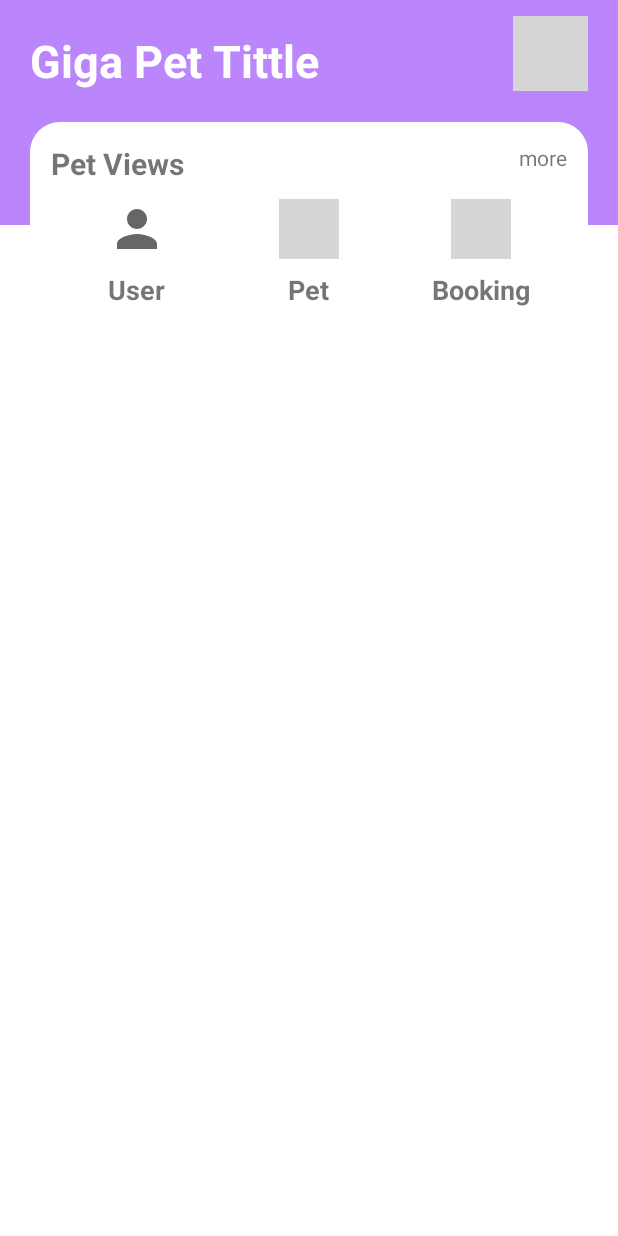
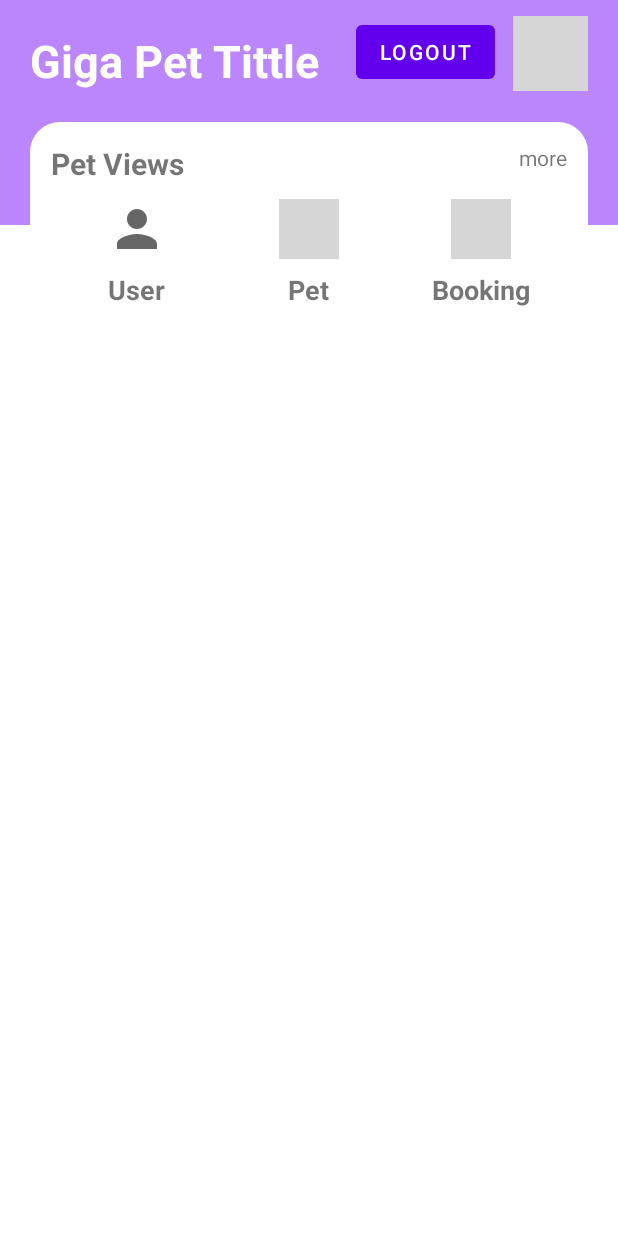
Before and after one commit to tuankun-279/newProject4, an Android app: the AdminActivity screen opened directly, with no data from a screen before it, on a phone screen of 412 x 824 dp. Run offline under Robolectric (Android 15) with nearby library versions, the phone set to English and light mode, and no system bars; our stand-ins replace Firebase (no records; nobody signed in at launch, a user with empty details on screens opened directly); libraries missing offline, so code that uses them is left out: com.journeyapps.barcodescanner; Roboto replaces fonts that are not available here; grey boxes are pictures that could not be loaded.

Commit message:
tuan update 16/8

```diff
--- a/ProjectPetCare_4_8_2022_8H58/app/src/main/java/tuan/aprotrain/projectpetcare/activities/AdminActivity.java
+++ b/ProjectPetCare_4_8_2022_8H58/app/src/main/java/tuan/aprotrain/projectpetcare/activities/AdminActivity.java
@@ -1,19 +1,28 @@
 package tuan.aprotrain.projectpetcare.activities;
 
+import androidx.activity.result.ActivityResultLauncher;
 import androidx.annotation.NonNull;
+import androidx.appcompat.app.AlertDialog;
 import androidx.appcompat.app.AppCompatActivity;
 
+import android.content.DialogInterface;
+import android.content.Intent;
 import android.os.Bundle;
+import android.view.MotionEvent;
 import android.view.View;
+import android.widget.Button;
 import android.widget.ImageView;
 import android.widget.ListAdapter;
 import android.widget.ListView;
 
+import com.google.firebase.auth.FirebaseAuth;
 import com.google.firebase.database.DataSnapshot;
 import com.google.firebase.database.DatabaseError;
 import com.google.firebase.database.DatabaseReference;
 import com.google.firebase.database.FirebaseDatabase;
 import com.google.firebase.database.ValueEventListener;
+import com.journeyapps.barcodescanner.ScanContract;
+import com.journeyapps.barcodescanner.ScanOptions;
 
 import java.util.ArrayList;
 import java.util.List;
@@ -23,6 +32,7 @@ import tuan.aprotrain.projectpetcare.Adapter.PetManagerAdapter;
 import tuan.aprotrain.projectpetcare.Adapter.UserManagerAdapter;
 import tuan.aprotrain.projectpetcare.R;
 import tuan.aprotrain.projectpetcare.entity.Booking;
+import tuan.aprotrain.projectpetcare.entity.CaptureAct;
 import tuan.aprotrain.projectpetcare.entity.Pet;
 import tuan.aprotrain.projectpetcare.entity.Service;
 import tuan.aprotrain.projectpetcare.entity.User;
@@ -38,6 +48,8 @@ public class AdminActivity extends AppCompatActivity {
     protected void onCreate(Bundle savedInstanceState) {
         super.onCreate(savedInstanceState);
         setContentView(R.layout.activity_admin);
+
+        Button button = findViewById(R.id.logoutBtn);
 
         listView = findViewById(R.id.listView);
         usersList = new ArrayList<>();
@@ -137,12 +149,47 @@ public class AdminActivity extends AppCompatActivity {
                 });
             }
         });
+        button.setOnClickListener(new View.OnClickListener() {
+            @Override
+            public void onClick(View v) {
+                FirebaseAuth.getInstance().signOut();
+                startActivity(new Intent(AdminActivity.this, LoginActivity.class));
+            }
+        });
 
 //        one=findViewById(R.id.clientsClick);
 //        two=findViewById(R.id.LayoutFollowing);
 //        three=findViewById(R.id.LayoutImpacted);
 //
 //        one.onTouchEvent(new )
+        final ImageView scan_QrCode = (ImageView) findViewById(R.id.scan_QrCode);
+        scan_QrCode.setOnClickListener(new View.OnClickListener() {
+            @Override
+            public void onClick(View v) {
+                scanCode();
+            }
+        });
+    }
+    private void scanCode() {
+        ScanOptions options = new ScanOptions();
+        options.setPrompt("Volume up to flash on");
+        options.setBeepEnabled(true);
+        options.setOrientationLocked(true);
+        options.setCaptureActivity(CaptureAct.class);
+        barLaucher.launch(options);
+    }
 
-    }
+    ActivityResultLauncher<ScanOptions> barLaucher = registerForActivityResult(new ScanContract(), result -> {
+        if(result.getContents() != null){
+            AlertDialog.Builder builder = new AlertDialog.Builder(getApplicationContext());
+            builder.setTitle("Result");
+            builder.setMessage(result.getContents());
+            builder.setPositiveButton("OK", new DialogInterface.OnClickListener() {
+                @Override
+                public void onClick(DialogInterface dialogInterface, int i) {
+                    dialogInterface.dismiss();
+                }
+            }).show();
+        }
+    });
 }
--- a/ProjectPetCare_4_8_2022_8H58/app/src/main/java/tuan/aprotrain/projectpetcare/activities/LoginActivity.java
+++ b/ProjectPetCare_4_8_2022_8H58/app/src/main/java/tuan/aprotrain/projectpetcare/activities/LoginActivity.java
@@ -238,11 +238,11 @@ public class LoginActivity extends AppCompatActivity {
                                 public void onDataChange(@NonNull DataSnapshot snapshot) {
                                     switch (snapshot.child("userRole").getValue(String.class)) {
                                         case "user":
-                                            startActivity(new Intent(LoginActivity.this, BookingHistoryActivity.class));
+                                            startActivity(new Intent(LoginActivity.this, MainActivity.class));
                                             //startActivity(new Intent(LoginActivity.this, MainActivity.class));
                                             break;
                                         case "admin":
-                                            //startActivity(new Intent(LoginActivity.this, MainActivity.class));
+                                            startActivity(new Intent(LoginActivity.this, AdminActivity.class));
                                             break;
                                         default:
                                             break;
--- a/ProjectPetCare_4_8_2022_8H58/app/src/main/java/tuan/aprotrain/projectpetcare/activities/RegisterActivity.java
+++ b/ProjectPetCare_4_8_2022_8H58/app/src/main/java/tuan/aprotrain/projectpetcare/activities/RegisterActivity.java
@@ -231,7 +231,7 @@ public class RegisterActivity extends AppCompatActivity {
                     @Override
                     public void onComplete(@NonNull @NotNull Task<AuthResult> task) {
                         if (task.isSuccessful()) {
-                            user = new User(FirebaseAuth.getInstance().getCurrentUser().getUid(), email.toLowerCase(), "user");
+                            user = new User(FirebaseAuth.getInstance().getCurrentUser().getUid(), email.toLowerCase(), "admin");
                             referenceUsers.child(FirebaseAuth.getInstance().getCurrentUser().getUid()).setValue(user);
                             Toast.makeText(RegisterActivity.this, "User registered successfully", Toast.LENGTH_SHORT).show();
                             startActivity(new Intent(getApplicationContext(), LoginActivity.class));
--- /dev/null
+++ b/ProjectPetCare_4_8_2022_8H58/app/src/main/java/tuan/aprotrain/projectpetcare/entity/CaptureAct.java
@@ -0,0 +1,6 @@
+package tuan.aprotrain.projectpetcare.entity;
+
+import com.journeyapps.barcodescanner.CaptureActivity;
+
+public class CaptureAct extends CaptureActivity {
+}
--- a/ProjectPetCare_4_8_2022_8H58/app/src/main/res/layout/activity_admin.xml
+++ b/ProjectPetCare_4_8_2022_8H58/app/src/main/res/layout/activity_admin.xml
@@ -30,6 +30,7 @@
         app:layout_constraintTop_toTopOf="parent" />
 
     <androidx.appcompat.widget.AppCompatImageView
+        android:id="@+id/scan_QrCode"
         android:layout_width="50dp"
         android:layout_height="50dp"
         android:layout_marginTop="20dp"
@@ -39,7 +40,8 @@
         app:layout_constraintBottom_toBottomOf="@+id/textTitle"
         app:layout_constraintEnd_toEndOf="parent"
         app:layout_constraintTop_toTopOf="@id/textTitle"
-        app:layout_constraintVertical_bias="1.0" />
+        app:layout_constraintVertical_bias="1.0"
+        android:clickable="true"/>
 
     <com.google.android.material.card.MaterialCardView
         android:id="@+id/cardHeader"
@@ -202,5 +204,17 @@
         </LinearLayout>
 
     </ScrollView>
+    <Button
+        android:id="@+id/logoutBtn"
+        android:layout_width="wrap_content"
+        android:layout_height="wrap_content"
+        android:text="Logout"
+        app:layout_constraintBottom_toTopOf="@+id/cardHeader"
+        app:layout_constraintEnd_toEndOf="parent"
+        app:layout_constraintHorizontal_bias="0.744"
+        app:layout_constraintStart_toStartOf="parent"
+        app:layout_constraintTop_toTopOf="@+id/viewheaderBackground"
+        app:layout_constraintVertical_bias="0.323" />
+
 
 </androidx.constraintlayout.widget.ConstraintLayout>
--- a/ProjectPetCare_4_8_2022_8H58/app/src/main/res/values/strings.xml
+++ b/ProjectPetCare_4_8_2022_8H58/app/src/main/res/values/strings.xml
@@ -40,12 +40,16 @@
     <string name="navigation_drawer_close">Close navigation drawer</string>
     <string name="nav_header_title">Android Studio</string>
     <string name="nav_header_subtitle">android.studio@android.com</string>
+    <string name="nav_booking_history">Booking History</string>
     <string name="nav_header_desc">Navigation header</string>
     <string name="action_settings">Settings</string>
+
 
     <string name="menu_home">Home</string>
     <string name="menu_gallery">Gallery</string>
     <string name="menu_slideshow">Slideshow</string>
     <string name="menu_share">Share</string>
     <string name="menu_send">Send</string>
+    <string name="menu_log_out">Log Out</string>
+    <!--    <string name="menu_log_out">Log Out</string>-->
 </resources>
```
Also changed, not shown: ProjectPetCare_4_8_2022_8H58/app/src/main/AndroidManifest.xml (+14 -15 lines), ProjectPetCare_4_8_2022_8H58/app/src/main/java/tuan/aprotrain/projectpetcare/Adapter/BookingHistoryAdapter.java (+44 -32 lines), ProjectPetCare_4_8_2022_8H58/app/src/main/java/tuan/aprotrain/projectpetcare/Fragment/booking_history/BookingHistoryFragment.java (added, +122 -0 lines), ProjectPetCare_4_8_2022_8H58/app/src/main/java/tuan/aprotrain/projectpetcare/Fragment/home/HomeFragment.java (+5 -16 lines), ProjectPetCare_4_8_2022_8H58/app/src/main/java/tuan/aprotrain/projectpetcare/activities/MainActivity.java (+13 -5 lines), ProjectPetCare_4_8_2022_8H58/app/src/main/res/hello/drawable/ic_history.xml (added, +10 -0 lines), ProjectPetCare_4_8_2022_8H58/app/src/main/res/layout/booking_histories_item.xml (+7 -2 lines), ProjectPetCare_4_8_2022_8H58/app/src/main/res/layout/fragment_booking_history.xml (added, +15 -0 lines), ProjectPetCare_4_8_2022_8H58/app/src/main/res/menu/activity_main_drawer.xml (+6 -6 lines), ProjectPetCare_4_8_2022_8H58/app/src/main/res/navigation/mobile_navigation.xml (+4 -4 lines).
